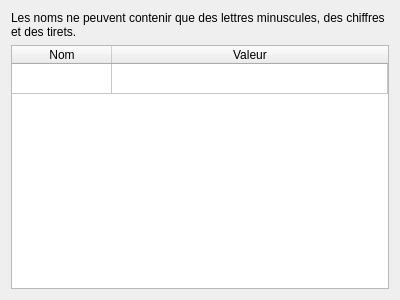
Before: the Qt Designer form sources/ui/diagramcontextwidget.ui in qelectrotech/qelectrotech-source-mirror, drawn with Qt 5.
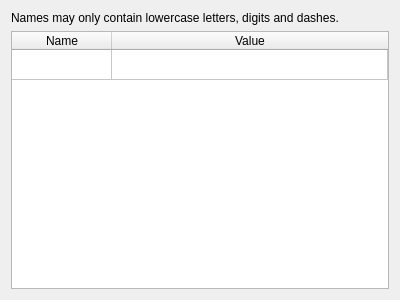
After: the same form once the commit is applied.

```diff
--- a/sources/ui/diagramcontextwidget.ui
+++ b/sources/ui/diagramcontextwidget.ui
@@ -17,7 +17,7 @@
    <item>
     <widget class="QLabel" name="m_label">
      <property name="text">
-      <string>Les noms ne peuvent contenir que des lettres minuscules, des chiffres et des tirets.</string>
+      <string>Names may only contain lowercase letters, digits and dashes.</string>
      </property>
      <property name="wordWrap">
       <bool>true</bool>
@@ -47,12 +47,12 @@
      <row/>
      <column>
       <property name="text">
-       <string>Nom</string>
+       <string>Name</string>
       </property>
      </column>
      <column>
       <property name="text">
-       <string>Valeur</string>
+       <string>Value</string>
       </property>
      </column>
     </widget>
```
